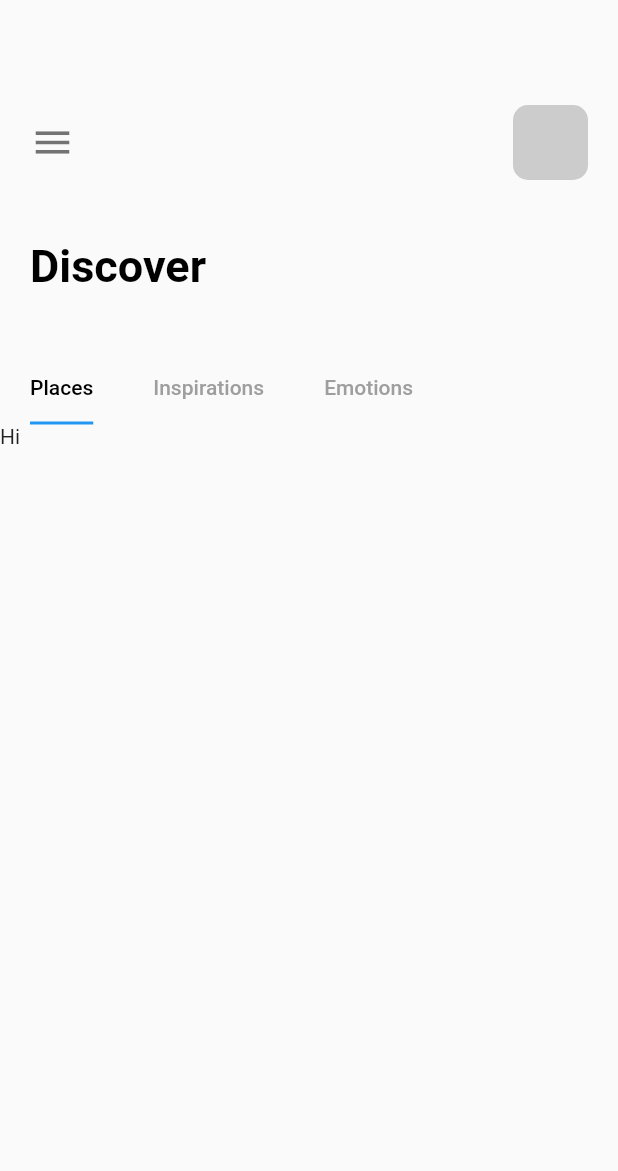
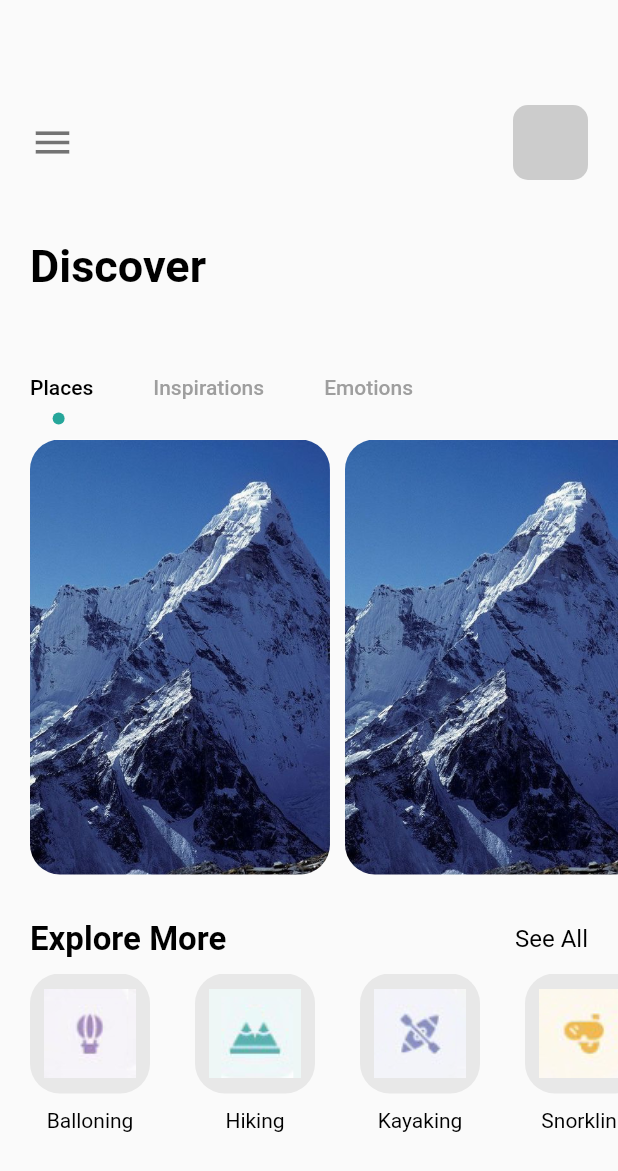
Before and after one commit to MrFahim66/FlutterTourApp, a Flutter app: the HomePage screen opened directly, on a phone screen of 412 x 824 dp. Shown: the top 1171 px of the screen. Run offline on Flutter 3.47's test engine with Material 2 defaults, Android fonts, the phone set to English and light mode, and no system bars.

Commit message:
Second Phase Ending

```diff
--- a/lib/main.dart
+++ b/lib/main.dart
@@ -1,6 +1,7 @@
 import 'package:flutter/material.dart';
 import 'package:flutter/src/widgets/container.dart';
 import 'package:flutter/src/widgets/framework.dart';
+import 'package:travelapp/pages/detail_page.dart';
 import 'package:travelapp/pages/navpages/home_page.dart';
 import 'package:travelapp/pages/navpages/main_page.dart';
 import 'package:travelapp/pages/welcome_page.dart';
@@ -21,6 +22,7 @@ class MyApp extends StatelessWidget {
         theme: ThemeData(
           primarySwatch: Colors.blue,
         ),
-        home: MainPage());
+        home: DetailPage());
+    //MainPage());
   }
 }
--- a/lib/pages/navpages/home_page.dart
+++ b/lib/pages/navpages/home_page.dart
@@ -1,7 +1,9 @@
 import 'package:flutter/material.dart';
 import 'package:flutter/src/widgets/container.dart';
 import 'package:flutter/src/widgets/framework.dart';
+import 'package:travelapp/misc/colors.dart';
 import 'package:travelapp/widgets/app_large_text.dart';
+import 'package:travelapp/widgets/app_text.dart';
 
 class HomePage extends StatefulWidget {
   const HomePage({Key? key}) : super(key: key);
@@ -11,6 +13,12 @@ class HomePage extends StatefulWidget {
 }
 
 class _HomePageState extends State<HomePage> with TickerProviderStateMixin {
+  var images = {
+    "balloning.png": "Balloning",
+    "hiking.png": "Hiking",
+    "kayaking.png": "Kayaking",
+    "snorkling.png": "Snorkling"
+  };
   @override
   Widget build(BuildContext context) {
     TabController _tabController = TabController(length: 3, vsync: this);
@@ -56,7 +64,8 @@ class _HomePageState extends State<HomePage> with TickerProviderStateMixin {
               unselectedLabelColor: Colors.grey,
               isScrollable: true,
               indicatorSize: TabBarIndicatorSize.label,
-              indicator: ,
+              indicator:
+                  CircleTabIndicator(color: AppColors.mainColor, radius: 4),
               tabs: [
                 Tab(
                   text: "Places",
@@ -72,33 +81,118 @@ class _HomePageState extends State<HomePage> with TickerProviderStateMixin {
           ),
         ),
         Container(
+          margin: const EdgeInsets.only(left: 20),
           height: 300,
           width: double.maxFinite,
-          child: TabBarView(
-              controller: _tabController,
-              children: [Text("Hi"), Text("There"), Text("Bye !")]),
+          child: TabBarView(controller: _tabController, children: [
+            ListView.builder(
+              itemCount: 3,
+              scrollDirection: Axis.horizontal,
+              itemBuilder: (BuildContext context, int index) {
+                return Container(
+                  margin: const EdgeInsets.only(right: 10, top: 10),
+                  width: 200,
+                  height: 300,
+                  decoration: BoxDecoration(
+                    borderRadius: BorderRadius.circular(20),
+                    color: Colors.white,
+                    image: DecorationImage(
+                        image: AssetImage("img/mountain.jpeg"),
+                        fit: BoxFit.cover),
+                  ),
+                );
+              },
+            ),
+            Text("There"),
+            Text("Bye !")
+          ]),
+        ),
+        SizedBox(
+          height: 30,
+        ),
+        Container(
+          margin: const EdgeInsets.only(left: 20, right: 20),
+          child: Row(
+            mainAxisAlignment: MainAxisAlignment.spaceBetween,
+            children: [
+              AppLargeText(
+                text: "Explore More",
+                size: 22,
+              ),
+              AppText(
+                text: "See All",
+                color: AppColors.textColor,
+              )
+            ],
+          ),
+        ),
+        SizedBox(
+          height: 10,
+        ),
+        Container(
+          height: 120,
+          width: double.maxFinite,
+          margin: const EdgeInsets.only(left: 20),
+          child: ListView.builder(
+              itemCount: 4,
+              scrollDirection: Axis.horizontal,
+              itemBuilder: (_, index) {
+                return Container(
+                  margin: const EdgeInsets.only(right: 30),
+                  child: Column(
+                    crossAxisAlignment: CrossAxisAlignment.center,
+                    children: [
+                      Container(
+                        //margin: const EdgeInsets.only(right: 50),
+                        width: 80,
+                        height: 80,
+                        decoration: BoxDecoration(
+                            borderRadius: BorderRadius.circular(20),
+                            color: Colors.grey.withOpacity(0.2),
+                            image: DecorationImage(
+                                image: AssetImage(
+                                    "img/" + images.keys.elementAt(index)))),
+                      ),
+                      SizedBox(height: 10),
+                      Container(
+                        child: AppText(
+                            text: images.values.elementAt(index),
+                            size: 14,
+                            color: Colors.black),
+                      )
+                    ],
+                  ),
+                );
+              }),
         )
       ],
     ));
   }
 }
 
-class CircleTabIndicator extends Decoration{
+class CircleTabIndicator extends Decoration {
   final Color color;
   double radius;
+  CircleTabIndicator({required this.color, required this.radius});
   @override
   BoxPainter createBoxPainter([VoidCallback? onChanged]) {
     // TODO: implement createBoxPainter
-    throw UnimplementedError();
+    return _CirclePainter(color: color, radius: radius);
   }
-
-
 }
 
-class _CirclePainter extends BoxPainter{
+class _CirclePainter extends BoxPainter {
+  final Color color;
+  double radius;
+  _CirclePainter({required this.color, required this.radius});
   @override
   void paint(Canvas canvas, Offset offset, ImageConfiguration configuration) {
-    // TODO: implement paint
+    Paint _paint = Paint();
+    _paint.color = color;
+    _paint.isAntiAlias = true;
+    final Offset circleOffset = Offset(
+        configuration.size!.width / 2 - radius / 2,
+        configuration.size!.height - radius);
+    canvas.drawCircle(offset + circleOffset, radius, _paint);
   }
-
 }
```
Also changed, not shown: lib/pages/detail_page.dart (added, +49 -0 lines).
